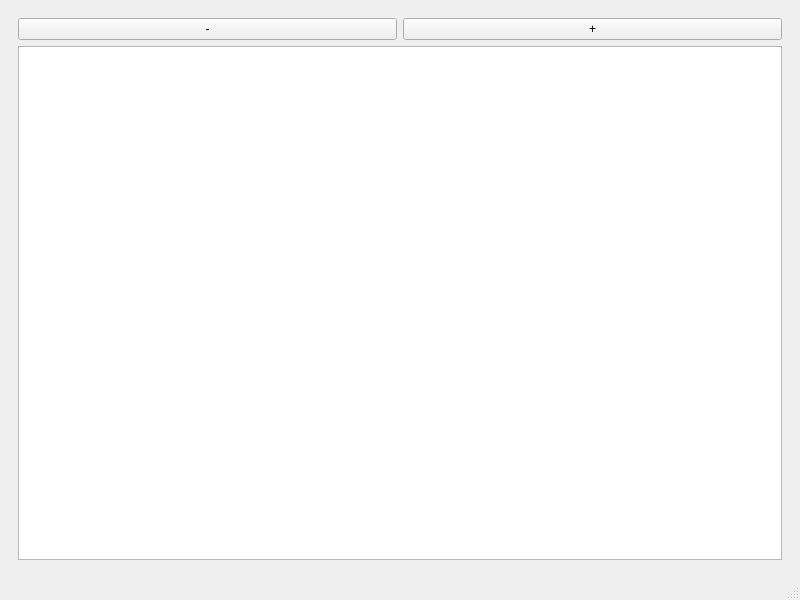
Old version of the form src/MainWindow.ui in the repository Leksusmart/Collector_notes.
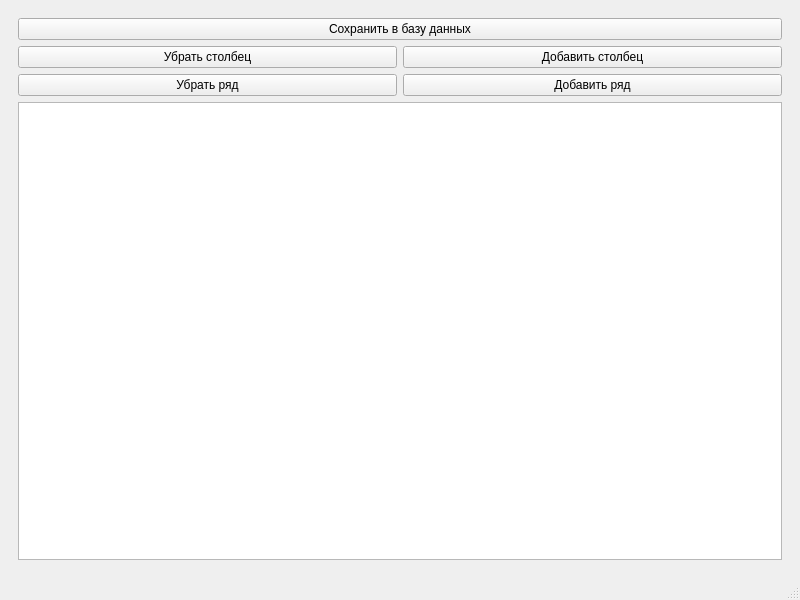
New version of the form.

Commit message: added basic functional with SQL requests

Diff of the .ui file:
```diff
--- a/src/MainWindow.ui
+++ b/src/MainWindow.ui
@@ -54,18 +54,43 @@
       <widget class="QWidget" name="page_table">
        <layout class="QVBoxLayout" name="verticalLayout_3">
         <item>
-         <layout class="QHBoxLayout" name="horizontalLayout">
+         <widget class="QPushButton" name="pushButton_save">
+          <property name="text">
+           <string>Сохранить в базу данных</string>
+          </property>
+         </widget>
+        </item>
+        <item>
+         <layout class="QHBoxLayout" name="horizontalLayout_Column">
           <item>
-           <widget class="QPushButton" name="pushButton_delete">
+           <widget class="QPushButton" name="pushButton_deleteColumn">
             <property name="text">
-             <string>-</string>
+             <string>Убрать столбец</string>
             </property>
            </widget>
           </item>
           <item>
-           <widget class="QPushButton" name="pushButton_add">
+           <widget class="QPushButton" name="pushButton_addColumn">
             <property name="text">
-             <string>+</string>
+             <string>Добавить столбец</string>
+            </property>
+           </widget>
+          </item>
+         </layout>
+        </item>
+        <item>
+         <layout class="QHBoxLayout" name="horizontalLayout_Row">
+          <item>
+           <widget class="QPushButton" name="pushButton_deleteRow">
+            <property name="text">
+             <string>Убрать ряд</string>
+            </property>
+           </widget>
+          </item>
+          <item>
+           <widget class="QPushButton" name="pushButton_addRow">
+            <property name="text">
+             <string>Добавить ряд</string>
             </property>
            </widget>
           </item>
```
The commit also changes 2 other files.
